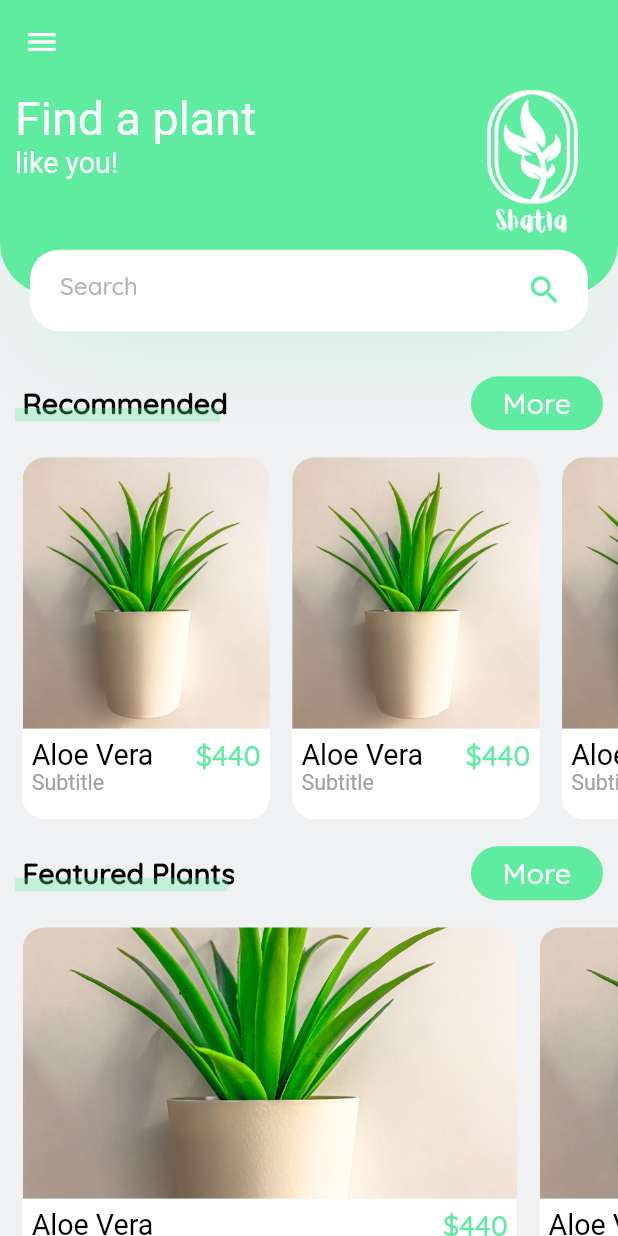
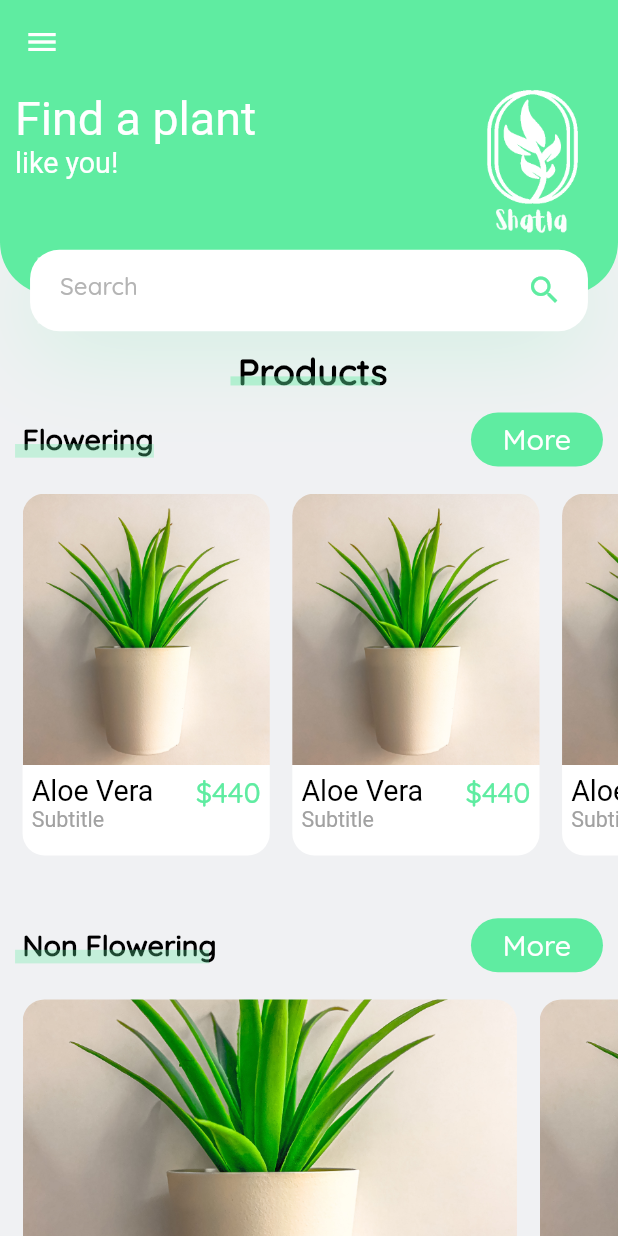
Before and after one commit to AhmedWarlock/shatla, a Flutter app: the screen it shows after launch, on a phone screen of 412 x 824 dp. Run offline on Flutter 3.47's test engine with Material 2 defaults, Android fonts, the phone set to English and light mode, and no system bars; our stand-ins replace cloud_firestore, firebase_auth, firebase_core, firebase_storage, get, image_picker and 1 more; accounts and stored records are empty; statements that could not run were skipped.

Commit message:
premerge commit

```diff
--- a/lib/controllers/posts_controller.dart
+++ b/lib/controllers/posts_controller.dart
@@ -31,6 +31,7 @@ class PostsController extends GetxController {
     if (!commentController.text.isEmpty) {
       fireBaseRepo.uploadComment(
           postID: postID, userName: userName, text: commentController.text);
+      commentController.clear();
     }
   }
 }
--- a/lib/repositories/firebase_repo.dart
+++ b/lib/repositories/firebase_repo.dart
@@ -155,6 +155,7 @@ class FireBaseRepo {
       final uId = await getUserId();
       // Upload to storage
       var random = Random().nextInt(100000);
+
       Reference storageRef =
           fireStorage.ref('posts').child('$random$imageName');
       await storageRef.putFile(image);
@@ -177,6 +178,8 @@ class FireBaseRepo {
     }
   }
 
+  // Upload Comment
+
   Future<void> uploadComment(
       {required String postID,
       required String userName,
@@ -196,6 +199,7 @@ class FireBaseRepo {
         'user': userID,
         'date': Timestamp.now().toDate().toString()
       });
+      Get.back();
     } catch (e) {
       Get.back();
       showSnackBar(
@@ -203,4 +207,32 @@ class FireBaseRepo {
       print('=============$e==================');
     }
   }
+
+  // Like Post
+  // Future<void> likePost({required String postID}) async {
+  //   final String userID = await getUserId();
+  //   bool isLiked = await firestoreUserRefrence
+  //       .doc(userID)
+  //       .collection('likedPosts')
+  //       .doc(postID)
+  //       .get()
+  //       .then((value) => value.exists);
+
+  //   if (!isLiked) {
+  //     await firestoreUserRefrence
+  //         .doc(userID)
+  //         .collection('likedPosts')
+  //         .doc(postID)
+  //         .set({});
+  //     final int likes = await firestore
+  //         .collection('posts')
+  //         .doc(postID)
+  //         .get()
+  //         .then((value) => value['likes']);
+  //     await firestore
+  //         .collection('posts')
+  //         .doc(postID)
+  //         .update({'likes': likes + 1});
+  //   }
+  // }
 }
--- a/lib/screens/community_pages/view_comment_screen.dart
+++ b/lib/screens/community_pages/view_comment_screen.dart
@@ -98,8 +98,8 @@ class CommentView extends StatelessWidget {
         decoration: BoxDecoration(
             color: AppColors.lightGreen,
             borderRadius: BorderRadius.only(
-              topLeft: Radius.circular(Dimensions.radius30),
-              topRight: Radius.circular(Dimensions.radius30),
+              topLeft: Radius.circular(Dimensions.radius20),
+              topRight: Radius.circular(Dimensions.radius20),
             )),
         child: Row(
           mainAxisAlignment: MainAxisAlignment.spaceBetween,
--- a/lib/screens/home/home_screen.dart
+++ b/lib/screens/home/home_screen.dart
@@ -1,5 +1,7 @@
 import 'package:flutter/material.dart';
 import 'package:shatla/screens/home/components/title_more_btn.dart';
+import 'package:shatla/utils/colors.dart';
+import 'package:shatla/widgets/app_text.dart';
 
 import '../../utils/dimensions.dart';
 import '../../widgets/nav_drawer.dart';
@@ -21,11 +23,35 @@ class HomeScreen extends StatelessWidget {
           // Header Widget
           const HomeScreenHeaderWidget(),
           SizedBox(
-            height: Dimensions.height20,
+            height: Dimensions.height10,
+          ),
+          // Products Text
+          SizedBox(
+              height: Dimensions.height20,
+              child: Stack(children: [
+                Padding(
+                  padding: EdgeInsets.only(left: Dimensions.width5),
+                  child: AppMediumText(
+                    text: 'Products',
+                    isBold: true,
+                    size: Dimensions.font20,
+                  ),
+                ),
+                Positioned(
+                    left: 0,
+                    right: 0,
+                    bottom: 0,
+                    child: Container(
+                        margin: EdgeInsets.only(right: Dimensions.width5),
+                        height: Dimensions.height5,
+                        color: AppColors.lightGreen.withOpacity(0.4)))
+              ])),
+          SizedBox(
+            height: Dimensions.height10,
           ),
           // Recommended Title
           TitlewithMorebtnWidget(
-            title: 'Recommended',
+            title: 'Flowering ',
             onMoreTap: () {},
           ),
           SizedBox(
@@ -33,11 +59,14 @@ class HomeScreen extends StatelessWidget {
           ),
 
           // Recommeded Cards
-          SingleChildScrollView(
-            scrollDirection: Axis.horizontal,
-            child: Row(
-              children: [
-                HomeItemCardsWidget(
+          SizedBox(
+            height: Dimensions.height200 * 1.1,
+            width: double.maxFinite,
+            child: ListView.builder(
+              scrollDirection: Axis.horizontal,
+              itemCount: 7,
+              itemBuilder: (context, i) {
+                return HomeItemCardsWidget(
                   image: 'assets/images/product.jpg',
                   title: 'Aloe Vera',
                   subtitle: 'Subtitle',
@@ -46,39 +75,26 @@ class HomeScreen extends StatelessWidget {
                   },
                   price: 440,
                   size: 0.4,
-                ),
-                HomeItemCardsWidget(
-                  image: 'assets/images/product.jpg',
-                  title: 'Aloe Vera',
-                  subtitle: 'Subtitle',
-                  onPress: () {},
-                  price: 440,
-                  size: 0.4,
-                ),
-                HomeItemCardsWidget(
-                  image: 'assets/images/product.jpg',
-                  title: 'Aloe Vera',
-                  subtitle: 'Subtitle',
-                  onPress: () {},
-                  price: 440,
-                  size: 0.4,
-                ),
-              ],
+                );
+              },
             ),
           ),
           //  Featured Plants
           SizedBox(
             height: Dimensions.height10,
           ),
-          TitlewithMorebtnWidget(title: 'Featured Plants', onMoreTap: () {}),
+          TitlewithMorebtnWidget(title: 'Non Flowering', onMoreTap: () {}),
           SizedBox(
             height: Dimensions.height10,
           ),
-          SingleChildScrollView(
-            scrollDirection: Axis.horizontal,
-            child: Row(
-              children: [
-                HomeItemCardsWidget(
+          SizedBox(
+            height: Dimensions.height200 * 1.1,
+            width: double.maxFinite,
+            child: ListView.builder(
+              scrollDirection: Axis.horizontal,
+              itemCount: 7,
+              itemBuilder: (context, i) {
+                return HomeItemCardsWidget(
                   image: 'assets/images/product.jpg',
                   title: 'Aloe Vera',
                   subtitle: 'Subtitle',
@@ -87,24 +103,8 @@ class HomeScreen extends StatelessWidget {
                   },
                   price: 440,
                   size: 0.8,
-                ),
-                HomeItemCardsWidget(
-                  image: 'assets/images/product.jpg',
-                  title: 'Aloe Vera',
-                  subtitle: 'Subtitle',
-                  onPress: () {},
-                  price: 440,
-                  size: 0.8,
-                ),
-                HomeItemCardsWidget(
-                  image: 'assets/images/product.jpg',
-                  title: 'Aloe Vera',
-                  subtitle: 'Subtitle',
-                  onPress: () {},
-                  price: 440,
-                  size: 0.8,
-                ),
-              ],
+                );
+              },
             ),
           ),
         ],
```
